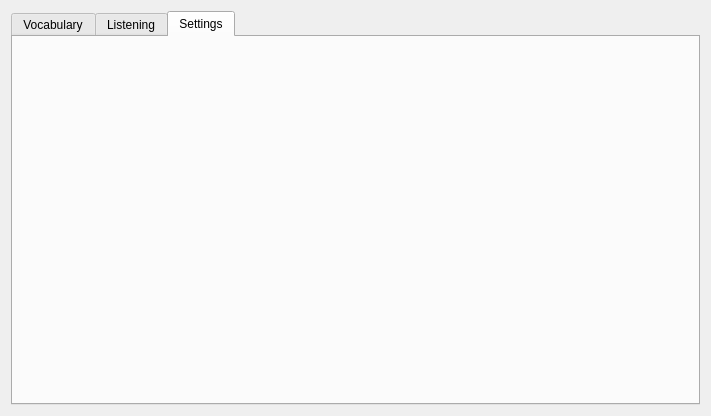
SuWeipeng/EnglishPractice, file ui/EnglishPractice.ui: the form before one commit.
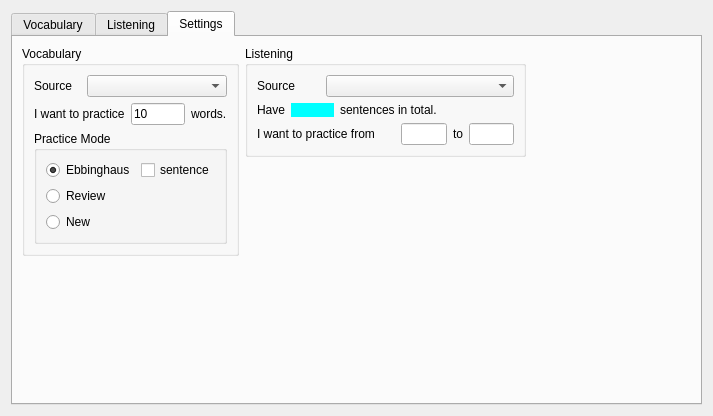
The form after the commit. The open tabs and pages were chosen to show the change.

Commit message: 完成 Settings 中有关 Word 的设置

Diff of the .ui file:
```diff
--- a/ui/EnglishPractice.ui
+++ b/ui/EnglishPractice.ui
@@ -6,7 +6,7 @@
    <rect>
     <x>0</x>
     <y>0</y>
-    <width>711</width>
+    <width>713</width>
     <height>416</height>
    </rect>
   </property>
@@ -258,6 +258,303 @@
         <attribute name="title">
          <string>Settings</string>
         </attribute>
+        <layout class="QHBoxLayout" name="horizontalLayout_14">
+         <item>
+          <layout class="QVBoxLayout" name="verticalLayout_7">
+           <item>
+            <widget class="QGroupBox" name="groupBox_2">
+             <property name="title">
+              <string>Vocabulary</string>
+             </property>
+             <layout class="QHBoxLayout" name="horizontalLayout_9">
+              <item>
+               <layout class="QVBoxLayout" name="verticalLayout_4">
+                <item>
+                 <layout class="QHBoxLayout" name="horizontalLayout_7">
+                  <item>
+                   <widget class="QLabel" name="label_4">
+                    <property name="sizePolicy">
+                     <sizepolicy hsizetype="Preferred" vsizetype="Preferred">
+                      <horstretch>1</horstretch>
+                      <verstretch>0</verstretch>
+                     </sizepolicy>
+                    </property>
+                    <property name="text">
+                     <string>Source</string>
+                    </property>
+                   </widget>
+                  </item>
+                  <item>
+                   <widget class="QComboBox" name="comboBox">
+                    <property name="sizePolicy">
+                     <sizepolicy hsizetype="Preferred" vsizetype="Fixed">
+                      <horstretch>3</horstretch>
+                      <verstretch>0</verstretch>
+                     </sizepolicy>
+                    </property>
+                   </widget>
+                  </item>
+                 </layout>
+                </item>
+                <item>
+                 <layout class="QHBoxLayout" name="horizontalLayout_8">
+                  <item>
+                   <widget class="QLabel" name="label_5">
+                    <property name="text">
+                     <string>I want to practice</string>
+                    </property>
+                   </widget>
+                  </item>
+                  <item>
+                   <widget class="QLineEdit" name="lineEdit">
+                    <property name="text">
+                     <string>10</string>
+                    </property>
+                   </widget>
+                  </item>
+                  <item>
+                   <widget class="QLabel" name="label_6">
+                    <property name="text">
+                     <string>words.</string>
+                    </property>
+                   </widget>
+                  </item>
+                 </layout>
+                </item>
+                <item>
+                 <widget class="QGroupBox" name="groupBox">
+                  <property name="title">
+                   <string>Practice Mode</string>
+                  </property>
+                  <layout class="QGridLayout" name="gridLayout">
+                   <item row="0" column="0">
+                    <layout class="QVBoxLayout" name="verticalLayout_3">
+                     <item>
+                      <layout class="QHBoxLayout" name="horizontalLayout_6">
+                       <item>
+                        <widget class="QRadioButton" name="radioButton">
+                         <property name="text">
+                          <string>Ebbinghaus</string>
+                         </property>
+                         <property name="checked">
+                          <bool>true</bool>
+                         </property>
+                        </widget>
+                       </item>
+                       <item>
+                        <widget class="QCheckBox" name="checkBox">
+                         <property name="text">
+                          <string>sentence</string>
+                         </property>
+                        </widget>
+                       </item>
+                      </layout>
+                     </item>
+                     <item>
+                      <widget class="QRadioButton" name="radioButton_2">
+                       <property name="text">
+                        <string>Review</string>
+                       </property>
+                       <property name="checked">
+                        <bool>false</bool>
+                       </property>
+                      </widget>
+                     </item>
+                     <item>
+                      <widget class="QRadioButton" name="radioButton_3">
+                       <property name="text">
+                        <string>New</string>
+                       </property>
+                      </widget>
+                     </item>
+                    </layout>
+                   </item>
+                  </layout>
+                 </widget>
+                </item>
+               </layout>
+              </item>
+             </layout>
+            </widget>
+           </item>
+           <item>
+            <spacer name="verticalSpacer">
+             <property name="orientation">
+              <enum>Qt::Vertical</enum>
+             </property>
+             <property name="sizeHint" stdset="0">
+              <size>
+               <width>20</width>
+               <height>40</height>
+              </size>
+             </property>
+            </spacer>
+           </item>
+          </layout>
+         </item>
+         <item>
+          <layout class="QVBoxLayout" name="verticalLayout_6">
+           <property name="rightMargin">
+            <number>165</number>
+           </property>
+           <item>
+            <widget class="QGroupBox" name="groupBox_3">
+             <property name="title">
+              <string>Listening</string>
+             </property>
+             <layout class="QHBoxLayout" name="horizontalLayout_13">
+              <item>
+               <layout class="QVBoxLayout" name="verticalLayout_5">
+                <item>
+                 <layout class="QHBoxLayout" name="horizontalLayout_10">
+                  <item>
+                   <widget class="QLabel" name="label_7">
+                    <property name="sizePolicy">
+                     <sizepolicy hsizetype="Preferred" vsizetype="Preferred">
+                      <horstretch>1</horstretch>
+                      <verstretch>0</verstretch>
+                     </sizepolicy>
+                    </property>
+                    <property name="text">
+                     <string>Source</string>
+                    </property>
+                   </widget>
+                  </item>
+                  <item>
+                   <widget class="QComboBox" name="comboBox_2">
+                    <property name="sizePolicy">
+                     <sizepolicy hsizetype="Preferred" vsizetype="Fixed">
+                      <horstretch>3</horstretch>
+                      <verstretch>0</verstretch>
+                     </sizepolicy>
+                    </property>
+                   </widget>
+                  </item>
+                 </layout>
+                </item>
+                <item>
+                 <layout class="QHBoxLayout" name="horizontalLayout_11">
+                  <item>
+                   <widget class="QLabel" name="label_8">
+                    <property name="sizePolicy">
+                     <sizepolicy hsizetype="Preferred" vsizetype="Preferred">
+                      <horstretch>0</horstretch>
+                      <verstretch>0</verstretch>
+                     </sizepolicy>
+                    </property>
+                    <property name="text">
+                     <string>Have</string>
+                    </property>
+                   </widget>
+                  </item>
+                  <item>
+                   <widget class="QLabel" name="label_10">
+                    <property name="sizePolicy">
+                     <sizepolicy hsizetype="Preferred" vsizetype="Preferred">
+                      <horstretch>1</horstretch>
+                      <verstretch>0</verstretch>
+                     </sizepolicy>
+                    </property>
+                    <property name="styleSheet">
+                     <string notr="true">background-color: Cyan</string>
+                    </property>
+                    <property name="text">
+                     <string/>
+                    </property>
+                   </widget>
+                  </item>
+                  <item>
+                   <widget class="QLabel" name="label_9">
+                    <property name="sizePolicy">
+                     <sizepolicy hsizetype="Preferred" vsizetype="Preferred">
+                      <horstretch>4</horstretch>
+                      <verstretch>0</verstretch>
+                     </sizepolicy>
+                    </property>
+                    <property name="text">
+                     <string>sentences in total.</string>
+                    </property>
+                   </widget>
+                  </item>
+                 </layout>
+                </item>
+                <item>
+                 <layout class="QHBoxLayout" name="horizontalLayout_12">
+                  <item>
+                   <widget class="QLabel" name="label_11">
+                    <property name="sizePolicy">
+                     <sizepolicy hsizetype="Fixed" vsizetype="Fixed">
+                      <horstretch>4</horstretch>
+                      <verstretch>0</verstretch>
+                     </sizepolicy>
+                    </property>
+                    <property name="minimumSize">
+                     <size>
+                      <width>138</width>
+                      <height>0</height>
+                     </size>
+                    </property>
+                    <property name="text">
+                     <string>I want to practice from</string>
+                    </property>
+                   </widget>
+                  </item>
+                  <item>
+                   <widget class="QLineEdit" name="lineEdit_2">
+                    <property name="sizePolicy">
+                     <sizepolicy hsizetype="Expanding" vsizetype="Fixed">
+                      <horstretch>1</horstretch>
+                      <verstretch>0</verstretch>
+                     </sizepolicy>
+                    </property>
+                   </widget>
+                  </item>
+                  <item>
+                   <widget class="QLabel" name="label_12">
+                    <property name="sizePolicy">
+                     <sizepolicy hsizetype="Preferred" vsizetype="Preferred">
+                      <horstretch>0</horstretch>
+                      <verstretch>0</verstretch>
+                     </sizepolicy>
+                    </property>
+                    <property name="text">
+                     <string>to</string>
+                    </property>
+                   </widget>
+                  </item>
+                  <item>
+                   <widget class="QLineEdit" name="lineEdit_3">
+                    <property name="sizePolicy">
+                     <sizepolicy hsizetype="Expanding" vsizetype="Fixed">
+                      <horstretch>1</horstretch>
+                      <verstretch>0</verstretch>
+                     </sizepolicy>
+                    </property>
+                   </widget>
+                  </item>
+                 </layout>
+                </item>
+               </layout>
+              </item>
+             </layout>
+            </widget>
+           </item>
+           <item>
+            <spacer name="verticalSpacer_2">
+             <property name="orientation">
+              <enum>Qt::Vertical</enum>
+             </property>
+             <property name="sizeHint" stdset="0">
+              <size>
+               <width>20</width>
+               <height>40</height>
+              </size>
+             </property>
+            </spacer>
+           </item>
+          </layout>
+         </item>
+        </layout>
        </widget>
       </widget>
      </item>
```
The commit also changes 3 other files.
